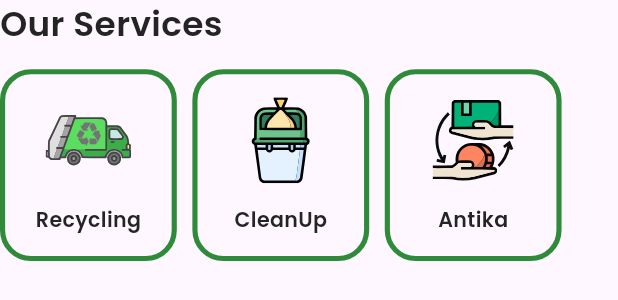
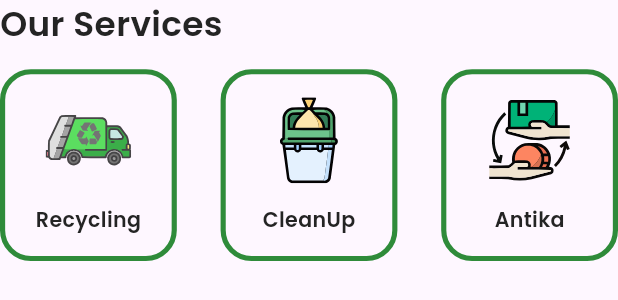
Before and after one commit to Marwanali2/ReNu_graduation_project, a Flutter app: the OurServicesSection widget shown alone on an empty page, opened directly, on a phone screen of 412 x 824 dp. Shown: the top 300 px of the screen. Run offline on Flutter 3.47's test engine with Material 3 defaults, Android fonts, the phone set to English and light mode, and no system bars; our stand-ins replace animate_do, bloc, country_code_picker, dartz, device_preview, dio and 19 more; missing offline and left inert: linear_progress_bar, panara_dialogs; accounts and stored records are empty; network calls fail; project files that could hold a hidden picture were left out.

Commit message:
make home responsive

```diff
--- a/lib/features/antika/presentation/views/widgets/details_of_antica_view_body.dart
+++ b/lib/features/antika/presentation/views/widgets/details_of_antica_view_body.dart
@@ -158,7 +158,7 @@ class DetailsOfAnticaViewBody extends StatelessWidget {
                             'EGP 100',
                             style: Styles.textStyle13.copyWith(
                                 color: whiteColor,
-                                fontWeight: FontWeight.w500update
+                                fontWeight: FontWeight.w500,
                                 fontFamily: poppinsBlackFont),
                           ),
                         ],
--- a/lib/features/home/presentation/views/widgets/our_services_section.dart
+++ b/lib/features/home/presentation/views/widgets/our_services_section.dart
@@ -21,20 +21,22 @@ class OurServicesSection extends StatelessWidget {
       children: [
         Text('Our Services', style: TextStyles.font20SemiBlack1SemiBold),
         SizedBox(height: 11.h),
-        Row(
+        Center(
+          child: SizedBox(
+            width: double.infinity,
+            child: Row(
+              mainAxisAlignment: MainAxisAlignment.spaceBetween,
               children: [
                 ServiceContainerComponent(
                   serviceName: 'Recycling',
                   serviceSVGName: 'recycling-truck',
                   onTap: () {
-                Navigator.push(context, MaterialPageRoute(builder: (context) {
+                    Navigator.push(context,
+                        MaterialPageRoute(builder: (context) {
                       return SlideInLeft(child: const RecyclingView());
                     }));
                     // GoRouter.of(context).push(AppRouter.kRecycling);
                   },
-            ),
-            SizedBox(
-              width: MediaQuery.sizeOf(context).width * 0.022.w,
                 ),
                 ServiceContainerComponent(
                   serviceName: 'CleanUp',
@@ -50,7 +52,8 @@ class OurServicesSection extends StatelessWidget {
                         // ignore: use_build_context_synchronously
                         context,
                         title: "Error",
-                    message: "please, enable location service and permissions",
+                        message:
+                            "please, enable location service and permissions",
                         buttonText: "Okay",
                         color: Colors.red,
                         onTapDismiss: () {
@@ -62,9 +65,6 @@ class OurServicesSection extends StatelessWidget {
                     }
                   },
                 ),
-            SizedBox(
-              width: MediaQuery.sizeOf(context).width * 0.022.w,
-            ),
                 ServiceContainerComponent(
                   serviceName: 'Antika',
                   serviceSVGName: 'antika',
@@ -74,6 +74,8 @@ class OurServicesSection extends StatelessWidget {
                 ),
               ],
             ),
+          ),
+        ),
       ],
     );
   }
--- a/lib/features/home/presentation/views/widgets/star_rating.dart
+++ b/lib/features/home/presentation/views/widgets/star_rating.dart
@@ -53,7 +53,7 @@ class StarRating extends StatelessWidget {
 
   String displayValue() {
     int totalPoints = int.tryParse(RecyclingCubit.totalPoints.toString()) ?? 0;
-    dynamic userPoints = AuthCubit.userModel.points! ?? 0;
+    dynamic userPoints = int.tryParse(AuthCubit.userModel.points!) ?? 0;
 
     if (totalPoints > userPoints) {
       return RecyclingCubit.totalPoints.toString();
--- a/pubspec.yaml
+++ b/pubspec.yaml
@@ -66,6 +66,7 @@ dependencies:
   table_calendar: ^3.1.1
   url_launcher: ^6.2.6
   flutter_rating_bar: ^4.0.1
+  device_preview: ^1.2.0
 
 dev_dependencies:
   flutter_lints: ^2.0.0
```
Also changed, not shown: lib/features/antika/presentation/manger/store_cubit/store_cubit.dart (+7 -7 lines), lib/features/antika/presentation/views/widgets/sell_view_body.dart (+12 -23 lines), lib/main.dart (+11 -3 lines), pubspec.lock, 1 other file. Lines whose indentation alone changed are shown as unchanged.
